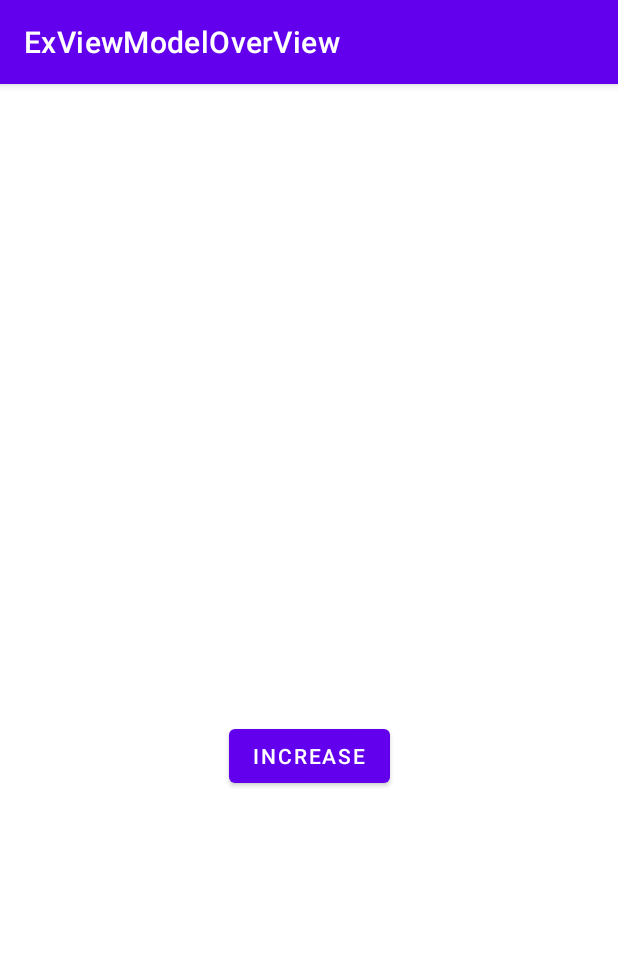
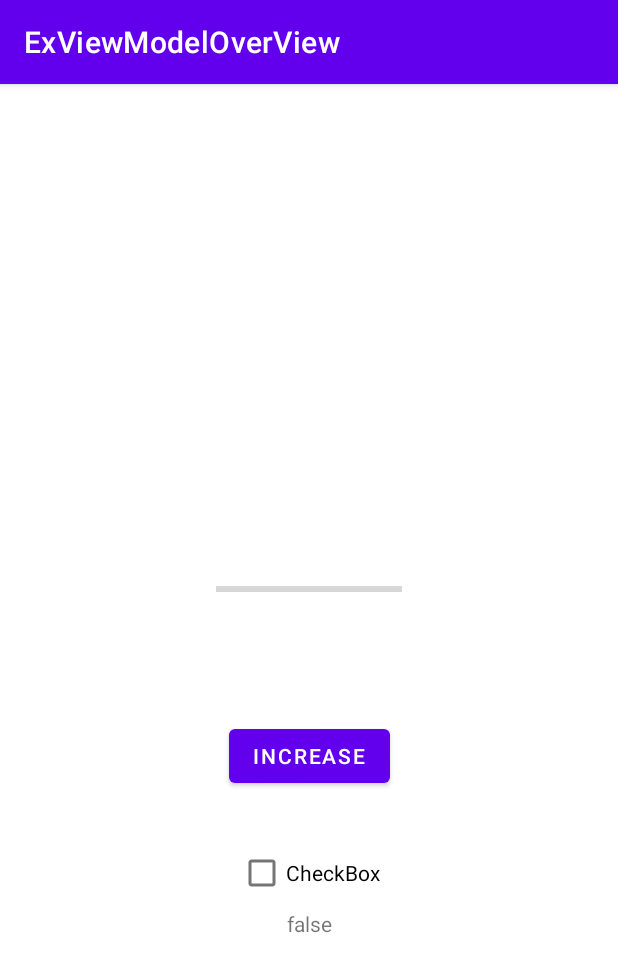
Before and after one commit to MinWoo-Noh/ExAAC, an Android app: the screen it shows after launch (MainActivity), on a phone screen of 412 x 824 dp. Shown: the top 972 px of the screen. Run offline under Robolectric (Android 15) with nearby library versions, the phone set to English and light mode, and no system bars; our stand-ins replace data binding; 2 statements that could not run were skipped.

Commit message:
* DataBinding , To-Way Binding 학습

```diff
--- /dev/null
+++ b/app/src/main/java/com/nowornaver/exviewmodeloverview/BinderAdepters.kt
@@ -0,0 +1,25 @@
+package com.nowornaver.exviewmodeloverview
+
+import android.widget.ProgressBar
+import androidx.databinding.BindingAdapter
+
+// 1개의 속성
+//@BindingAdapter("app:progressScaled")
+//fun setProgress(progressBar: ProgressBar, counter: Int){
+//    progressBar.progress = counter
+//}
+
+// 2개 이상의 속성을 동시에 다르고 싶을 경우 함수 수정
+// layout 의 max 속성에 "100" -> "@{100}" 로 수정해준다.
+/* 함수 설명
+"app:progressScaled" ,"android:max" 를 동시에 관찰하면서 변화가 있을때 프로그레스 증가량을 2배씩 증가 하되,
+Max 값 이상이 되지 않게 하는 함수이다.*/
+
+// @ :: 엣 -> to-way binding 의 표시는    !!!!! @={~~~} 이다. !!!!
+// 엣을 사용하는 바인딩은 데이타 View 로 데이터를 보내기만 하는 구조이다.
+// View 가 데이터를 보내게도 할 수 있다. 이긋이 투에이 바인딩이다.
+// to-way 바인딩을 위해서 ViewModel 에 변수(hasChecked)를 하나 추가한다.
+@BindingAdapter(value = ["app:progressScaled" ,"android:max"], requireAll = true)
+fun setProgress(progressBar: ProgressBar, counter: Int, max: Int){
+    progressBar.progress = (counter * 2).coerceAtMost(max)
+}
--- a/app/src/main/java/com/nowornaver/exviewmodeloverview/MainActivity.kt
+++ b/app/src/main/java/com/nowornaver/exviewmodeloverview/MainActivity.kt
@@ -17,11 +17,12 @@ class MainActivity : AppCompatActivity() {
     override fun onCreate(savedInstanceState: Bundle?) {
         super.onCreate(savedInstanceState)
 //        setContentView(R.layout.activity_main)
-        val binding = DataBindingUtil.setContentView<ActivityMainBinding>(this, R.layout.activity_main)
+        val binding =
+            DataBindingUtil.setContentView<ActivityMainBinding>(this, R.layout.activity_main)
         // ViewBinding Code 주석처리
 //        setContentView(binding.root)
 
-        // 1.
+        // 1. 리셋되는 카운터 적용
 //        var count = 100
 //        binding.textView.text = count.toString()
 //
@@ -30,7 +31,7 @@ class MainActivity : AppCompatActivity() {
 //            binding.textView.text = count.toString()
 
 
-        // 2.
+        // 2. ViewModel 적용
         // ViewModel count 사용
         // ViewModel 인스턴스를 그냥 생성하면 여러개 만드러지는 경우가 있을수 있기때문에
         // ViewModelProvider 을 통해 싱글톤으로 생성해준다.
@@ -45,15 +46,15 @@ class MainActivity : AppCompatActivity() {
 //            binding.textView.text = myViewModel.counter.toString()
 //        }
 
-        // 3.
-
-        val factory = MyViewModelFactory(100, this)
+        // 3. 팩토리 패턴을 통해 뷰모델에 초기값 적용
+        val factory = MyViewModelFactory(10, this)
 //        val myViewModel = ViewModelProvider(this, factory).get(MyViewModel::class.java)
-//          위임작업
+        // 위임작업
         val myViewModel by viewModels<MyViewModel>() {factory}
         /* ViewBinding Code 주석처리
         binding.textView.text = myViewModel.counter.toString()
            */
+        // 4. Data Binding
         // live data 를 관측하기위해서 lifecycleOwner(리싸이클오너)를 정해주고,
         binding.lifecycleOwner = this
         // xml 에 view 와 연동할 data 를 가지고 있는 ViewModel 을 지정을 해 준다.
--- a/app/src/main/java/com/nowornaver/exviewmodeloverview/MyViewModel.kt
+++ b/app/src/main/java/com/nowornaver/exviewmodeloverview/MyViewModel.kt
@@ -18,10 +18,12 @@ class MyViewModel(
         "$counter 입니다."
     }
 
+    // to-way binding 을 하기 위한 변수 추가
+    val hasChecked : MutableLiveData<Boolean> = MutableLiveData<Boolean>(false)
+
     fun saveState() {
         savedStateHandle.set(SAVE_STATE_KEY, counter)
     }
-    //
 
     companion object {
         // 2. Key 정의
--- a/app/src/main/res/layout/activity_main.xml
+++ b/app/src/main/res/layout/activity_main.xml
@@ -34,5 +34,36 @@
             app:layout_constraintTop_toBottomOf="@+id/textView"
             app:layout_constraintStart_toStartOf="parent" />
 
+        <ProgressBar
+            style="?android:attr/progressBarStyleHorizontal"
+            android:layout_width="0dp"
+            android:layout_height="wrap_content"
+            android:layout_marginBottom="30dp"
+            android:max="@{100}"
+            app:progressScaled="@{viewmodel.liveCounter}"
+            app:layout_constraintBottom_toTopOf="@+id/textView"
+            app:layout_constraintEnd_toEndOf="parent"
+            app:layout_constraintStart_toStartOf="parent"
+            app:layout_constraintWidth_percent="0.3"/>
+
+        <CheckBox
+            android:id="@+id/checkbox"
+            android:layout_width="wrap_content"
+            android:layout_height="wrap_content"
+            android:layout_marginTop="30dp"
+            android:checked="@={viewmodel.hasChecked}"
+            android:text="CheckBox"
+            app:layout_constraintEnd_toEndOf="parent"
+            app:layout_constraintStart_toStartOf="parent"
+            app:layout_constraintTop_toBottomOf="@id/button" />
+
+        <TextView
+            android:layout_width="wrap_content"
+            android:layout_height="wrap_content"
+            android:text="@{viewmodel.hasChecked.toString()}"
+            app:layout_constraintEnd_toEndOf="parent"
+            app:layout_constraintStart_toStartOf="parent"
+            app:layout_constraintTop_toBottomOf="@id/checkbox"/>
+
     </androidx.constraintlayout.widget.ConstraintLayout>
 </layout>
```
